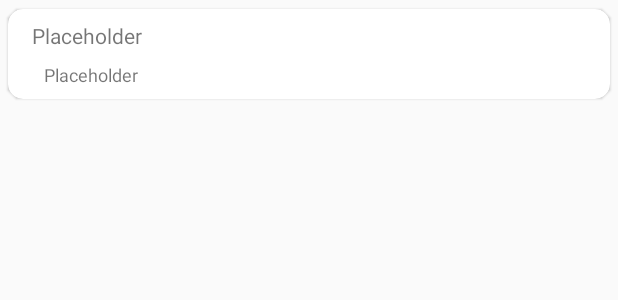
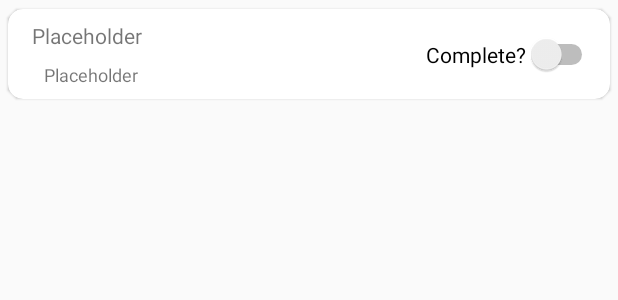
Before and after one commit to WhaleMentalist/HabitTracker, an Android app: the layout habit_item.xml on its own in the app's theme, with its tools: preview values and no code run, on a phone screen of 412 x 824 dp. Shown: the top 300 px of the screen. Run offline under Robolectric (Android 15) with nearby library versions, the phone set to English and light mode, and no system bars.

Commit message:
Dev whalementalist (#2)
* Added field checking on add habit and allow add habit GUI to close upon successful addition.

* Unit tests for presenters. This will expand more as I test the storage.

* Added small feature. If duplicate habit is inputted user is prompted whether to replace or not.

* Added more comments. More unit tests to verify new feature.

* Additional unit tests. Hoping to get way to track habit frequency.

* Additional comments, added Espresso based unit test for UI, and neatened code and build file.

* Changed gradle build to force particular dependency. Fixed unit tests to run with 'EspressoIdlingResource' by using an interface to avoid Android implementation code.

* Fixed unit tests. Proguard was shrinking out functions it needed. Also added more UI tests.

* Renamed some resource elements. Added new UI elements. Need to figure out new model for recording a repetition of a habit.

```diff
--- a/app/build.gradle
+++ b/app/build.gradle
@@ -34,6 +34,9 @@ android {
 dependencies {
     implementation fileTree(include: ['*.jar'], dir: 'libs')
 
+    /* JODA Time for Java */
+    implementation 'joda-time:joda-time:2.9.9'
+
     /* Android Support Libraries */
     implementation 'com.android.support:cardview-v7:26.1.0'
     implementation 'com.android.support:recyclerview-v7:26.1.0'
--- a/app/src/main/java/us/spencer/habittracker/database/AppDatabase.java
+++ b/app/src/main/java/us/spencer/habittracker/database/AppDatabase.java
@@ -13,7 +13,7 @@ import us.spencer.habittracker.model.Habit;
 @Database(entities = {Habit.class}, version = 1, exportSchema = false)
 public abstract class AppDatabase extends RoomDatabase {
 
-    public static final String DB_NAME = "Habits.db";
+    public static final String DB_NAME = "HabitTracker.db";
 
     private static AppDatabase INSTANCE;
 
--- a/app/src/main/java/us/spencer/habittracker/database/HabitsDataSource.java
+++ b/app/src/main/java/us/spencer/habittracker/database/HabitsDataSource.java
@@ -16,7 +16,11 @@ public interface HabitsDataSource {
         void onHabitSaved();
 
         void onDuplicateHabit();
+    }
 
+    interface SaveRepetitionCallback {
+
+        void onRepetitionSaved();
     }
 
     interface LoadHabitsCallback {
@@ -33,4 +37,5 @@ public interface HabitsDataSource {
     void getHabits(@NonNull final LoadHabitsCallback callback);
 
     void deleteAllHabits();
+
 }
--- a/app/src/main/java/us/spencer/habittracker/database/local/HabitsLocalDataSource.java
+++ b/app/src/main/java/us/spencer/habittracker/database/local/HabitsLocalDataSource.java
@@ -27,9 +27,9 @@ public class HabitsLocalDataSource implements HabitsDataSource {
      * Private constructor to enforce singleton design pattern
      *
      * @param appExecutors  the executor that will run queries on seperate thread
-     * @param habitsDAO  the data access object that helps with queries to database
+     * @param habitsDAO  the data access object that helps to access habits
      */
-    private HabitsLocalDataSource(@NonNull AppExecutors appExecutors, HabitsDAO habitsDAO) {
+    private HabitsLocalDataSource(@NonNull AppExecutors appExecutors, @NonNull HabitsDAO habitsDAO) {
         mAppExecutors = appExecutors;
         mHabitsDAO = habitsDAO;
     }
--- a/app/src/main/java/us/spencer/habittracker/model/Habit.java
+++ b/app/src/main/java/us/spencer/habittracker/model/Habit.java
@@ -34,7 +34,7 @@ public class Habit {
         mDescription = description;
     }
 
-    @Nullable
+    @NonNull
     public String getName() {
         return mName;
     }
@@ -44,7 +44,7 @@ public class Habit {
         return mDescription;
     }
 
-    public void setName(@Nullable String name) {
+    public void setName(@NonNull String name) {
         mName = name;
     }
 
--- /dev/null
+++ b/app/src/main/java/us/spencer/habittracker/model/Repetition.java
@@ -0,0 +1,6 @@
+package us.spencer.habittracker.model;
+
+public class Repetition {
+
+
+}
--- a/app/src/main/res/layout/habit_item.xml
+++ b/app/src/main/res/layout/habit_item.xml
@@ -38,6 +38,21 @@
             app:layout_constraintStart_toStartOf="parent"
             app:layout_constraintTop_toBottomOf="@+id/habit_item_name_tv" />
 
+        <Switch
+            android:id="@+id/habit_status_switch"
+            android:layout_width="wrap_content"
+            android:layout_height="wrap_content"
+            android:layout_marginBottom="8dp"
+            android:layout_marginRight="8dp"
+            android:layout_marginEnd="8dp"
+            android:layout_marginTop="8dp"
+            android:checked="false"
+            android:splitTrack="false"
+            android:text="Complete?"
+            app:layout_constraintBottom_toBottomOf="parent"
+            app:layout_constraintEnd_toEndOf="parent"
+            app:layout_constraintTop_toTopOf="parent" />
+
     </android.support.constraint.ConstraintLayout>
 
 </android.support.v7.widget.CardView>
```
Also changed, not shown: app/src/main/java/us/spencer/habittracker/addhabit/AddHabitFragment.java (+8 -9 lines), app/src/main/java/us/spencer/habittracker/habits/HabitsFragment.java (+30 -2 lines), app/src/main/java/us/spencer/habittracker/model/TimeStamp.java (added, +32 -0 lines), app/src/main/res/values/strings.xml (+11 -1 lines), 1 other file.
